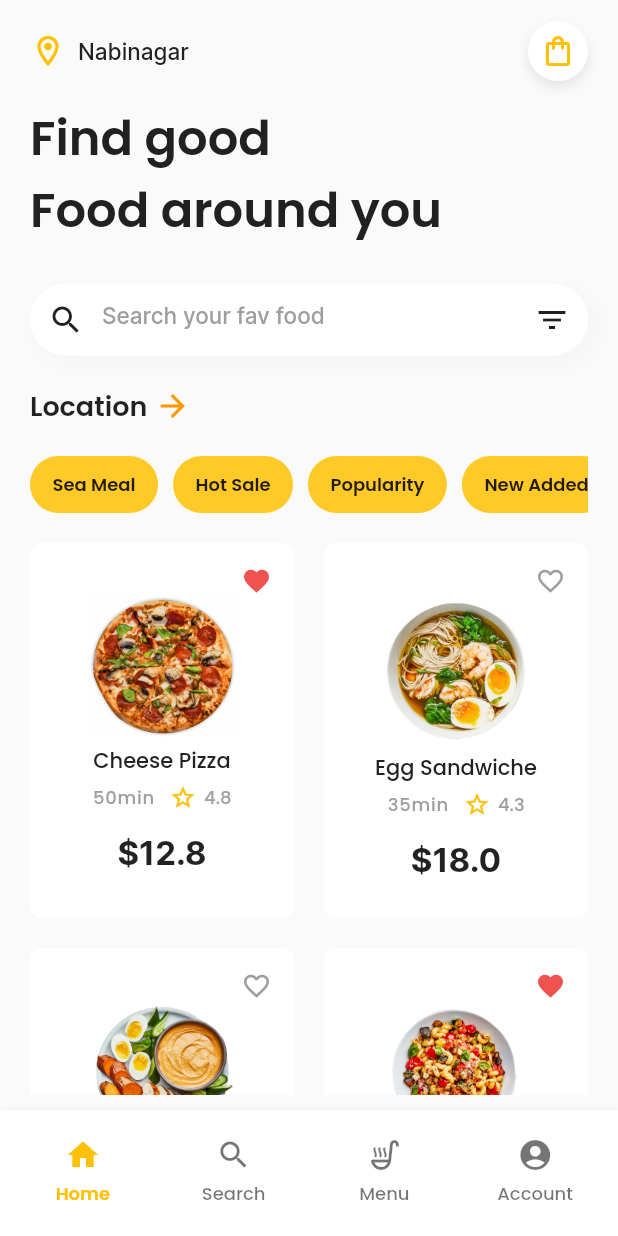
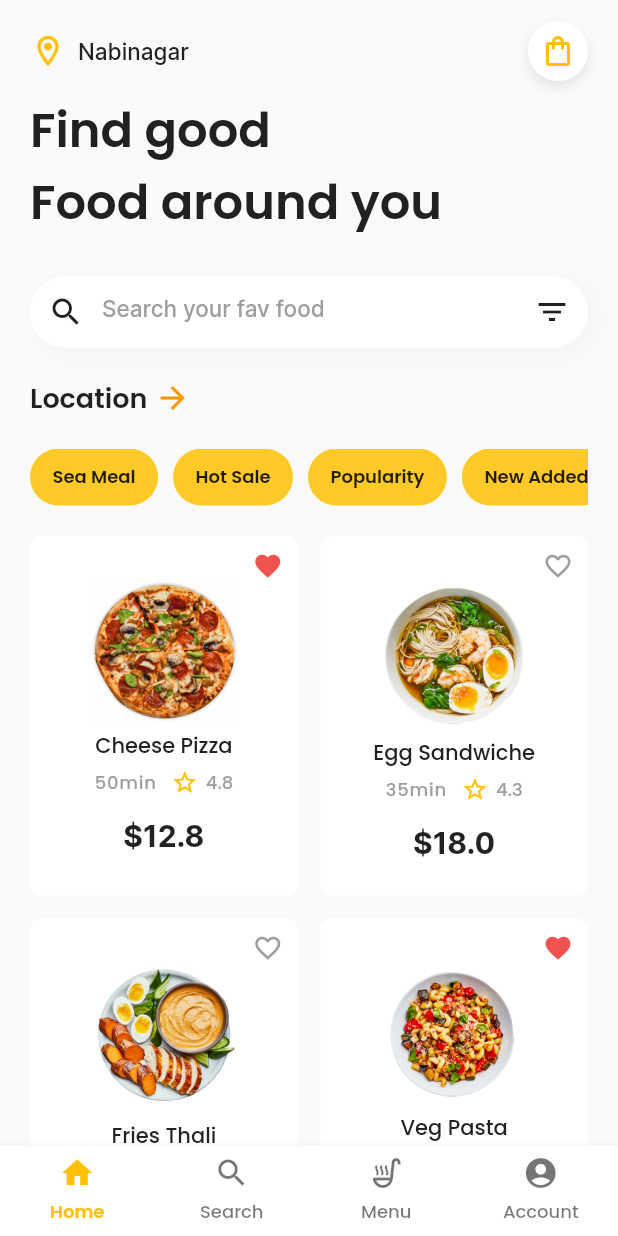
Before and after one commit to shahnewazrakib/iFood, a Flutter app: the screen it shows after launch, on a phone screen of 412 x 824 dp. Run offline on Flutter 3.47's test engine with Material 2 defaults, Android fonts, the light colour scheme and no system bars; our stand-ins replace google_maps_flutter.

Commit message:
Completed the map page and reduces some spaced in home page

```diff
--- a/lib/main.dart
+++ b/lib/main.dart
@@ -1,5 +1,6 @@
 import "package:flutter/material.dart";
 import 'package:ifood/screens/home/home_screen.dart';
+import 'package:ifood/screens/map/flutter_map.dart';
 
 void main() {
   runApp(const MyApp());
@@ -13,7 +14,11 @@ class MyApp extends StatelessWidget {
       theme: ThemeData(
         canvasColor: const Color(0xFFFAFAFA),
       ),
-      routes: {'/': (context) => const Home()},
+      initialRoute: '/',
+      routes: {
+        '/': (context) => const Home(),
+        '/map': (context) => const Map()
+        },
     );
   }
 }
--- a/lib/screens/home/home_hero_area.dart
+++ b/lib/screens/home/home_hero_area.dart
@@ -12,7 +12,7 @@ class HomeHeroArea extends StatelessWidget {
       crossAxisAlignment: CrossAxisAlignment.start,
       children: [
         const SizedBox(
-          height: 10,
+          height: 5,
         ),
         Text(
           "Find good",
@@ -73,7 +73,7 @@ class HomeHeroArea extends StatelessWidget {
         ),
         GestureDetector(
           onTap: () {
-            print('object');
+            Navigator.pushNamed(context, '/map');
           },
           child: Row(
             children: const [
--- a/lib/screens/home/home_screen.dart
+++ b/lib/screens/home/home_screen.dart
@@ -44,15 +44,12 @@ class _HomeState extends State<Home> {
                   height: 20.0,
                 ),
                 Expanded(
-                    child: Padding(
-                  padding: const EdgeInsets.only(bottom: 10.0),
                     child: GridView.builder(
-                    gridDelegate:
-                        const SliverGridDelegateWithFixedCrossAxisCount(
+                  gridDelegate: const SliverGridDelegateWithFixedCrossAxisCount(
                       crossAxisCount: 2,
-                            crossAxisSpacing: 20.0,
-                            mainAxisSpacing: 20.0,
-                            mainAxisExtent: 250),
+                      crossAxisSpacing: 15.0,
+                      mainAxisSpacing: 15.0,
+                      mainAxisExtent: 240),
                   itemCount: products.length,
                   itemBuilder: (context, index) {
                     return ProductCard(
@@ -64,7 +61,6 @@ class _HomeState extends State<Home> {
                       isFav: products[index].isFav,
                     );
                   },
-                  ),
                 ))
               ],
             ),
--- a/lib/widget/bottom_navigation.dart
+++ b/lib/widget/bottom_navigation.dart
@@ -12,7 +12,7 @@ class _NavigationState extends State<Navigation> {
   @override
   Widget build(BuildContext context) {
     return Container(
-      padding: const EdgeInsets.symmetric(vertical: 12.0, horizontal: 5.0),
+      // padding: const EdgeInsets.symmetric(horizontal: 5.0),
       decoration: BoxDecoration(
         color: Colors.white,
         boxShadow: [
--- a/lib/widget/product_card.dart
+++ b/lib/widget/product_card.dart
@@ -20,7 +20,7 @@ class ProductCard extends StatelessWidget {
   @override
   Widget build(BuildContext context) {
     return Container(
-      padding: const EdgeInsets.all(15),
+      padding: const EdgeInsets.all(10.0),
       decoration: BoxDecoration(
           color: Colors.white, borderRadius: BorderRadius.circular(8)),
       child: Column(children: [
@@ -99,7 +99,7 @@ class ProductCard extends StatelessWidget {
         Text(
           '\$$price',
           style: const TextStyle(
-              fontFamily: 'Inter', fontSize: 22, fontWeight: FontWeight.w700),
+              fontFamily: 'Inter', fontSize: 20, fontWeight: FontWeight.w700),
         )
       ]),
     );
--- a/pubspec.yaml
+++ b/pubspec.yaml
@@ -9,6 +9,7 @@ environment:
 dependencies:
   flutter:
     sdk: flutter
+  google_maps_flutter: ^2.2.6
 
 dev_dependencies:
   flutter_test:
```
Also changed, not shown: lib/screens/map/flutter_map.dart (added, +38 -0 lines), pubspec.lock, 3 other files. Lines whose indentation alone changed are shown as unchanged.
